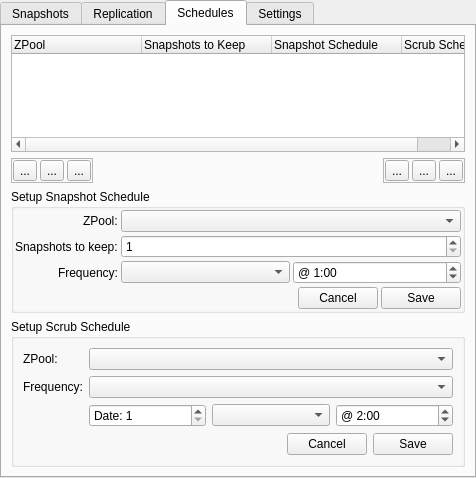
This is src-qt5/gui_client/pages/page_lp.ui in trueos/sysadm-ui-qt as Qt 5 draws it before an edit. The edited form follows.
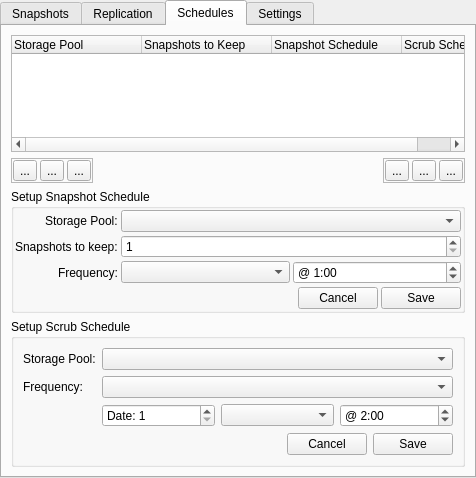
This is the edited form. The open tabs and pages were chosen to show the change. Icons and pictures are not drawn.

Commit message: Address trueos/trueos-docs#5

What changed in the file:
```diff
--- a/src-qt5/gui_client/pages/page_lp.ui
+++ b/src-qt5/gui_client/pages/page_lp.ui
@@ -525,7 +525,7 @@
          </attribute>
          <column>
           <property name="text">
-           <string>ZPool</string>
+           <string>Storage Pool</string>
           </property>
          </column>
          <column>
@@ -743,7 +743,7 @@
           <item row="0" column="0">
            <widget class="QLabel" name="label_12">
             <property name="text">
-             <string>ZPool:</string>
+             <string>Storage Pool:</string>
             </property>
            </widget>
           </item>
@@ -835,7 +835,7 @@
           <item row="0" column="0">
            <widget class="QLabel" name="label_15">
             <property name="text">
-             <string>ZPool:</string>
+             <string>Storage Pool:</string>
             </property>
            </widget>
           </item>
```
